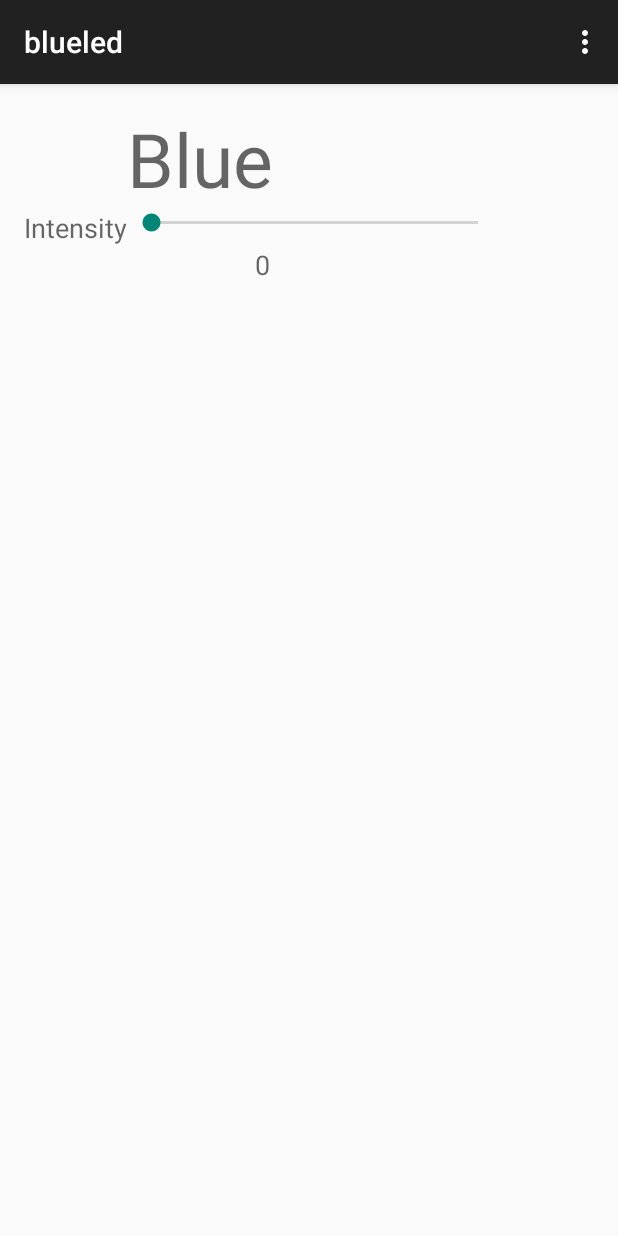
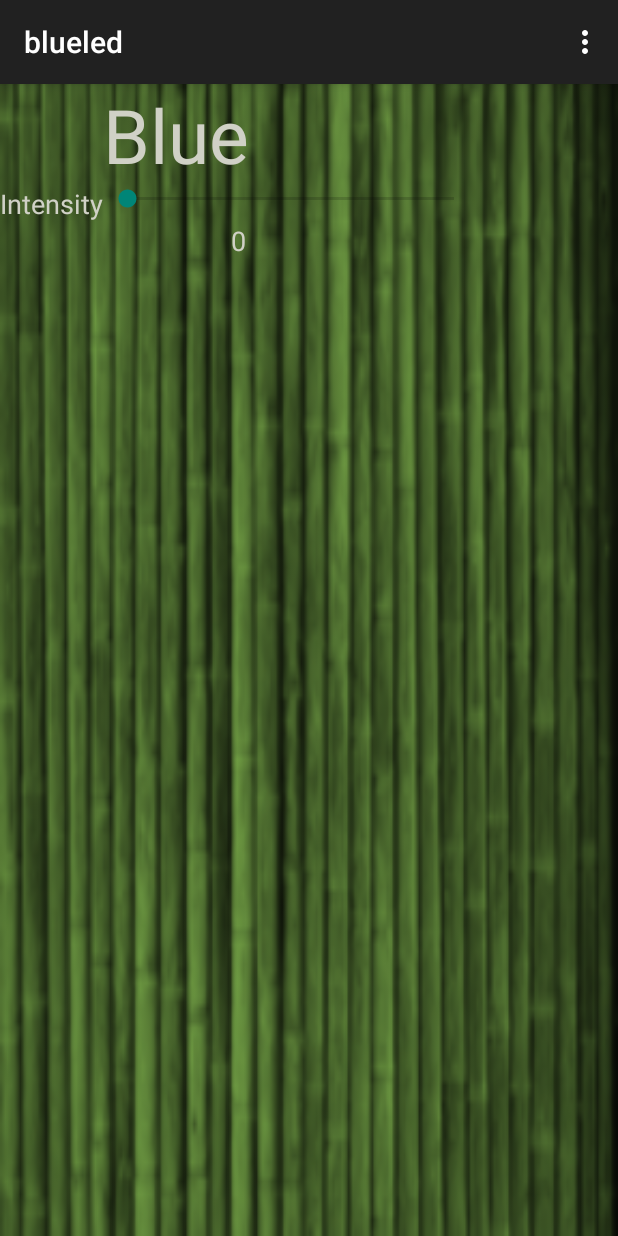
Before and after one commit to maassander/PlantuiApp, an Android app: the blueled screen opened directly, with no data from a screen before it, on a phone screen of 412 x 824 dp. Run offline under Robolectric (Android 15) with nearby library versions, the phone set to English and light mode, and no system bars.

Commit message:
Bamboo background blue and green and red layer

```diff
--- a/app/src/main/res/layout/activity_blueled.xml
+++ b/app/src/main/res/layout/activity_blueled.xml
@@ -1,10 +1,12 @@
 <RelativeLayout xmlns:android="http://schemas.android.com/apk/res/android"
     xmlns:tools="http://schemas.android.com/tools" android:layout_width="match_parent"
-    android:layout_height="match_parent" android:paddingLeft="@dimen/activity_horizontal_margin"
-    android:paddingRight="@dimen/activity_horizontal_margin"
-    android:paddingTop="@dimen/activity_vertical_margin"
-    android:paddingBottom="@dimen/activity_vertical_margin" tools:context="ap.plantuiapp.blueled">
+    android:layout_height="match_parent"  tools:context="ap.plantuiapp.blueled">
 
+    <ImageView
+        android:layout_width="fill_parent"
+        android:layout_height="fill_parent"
+        android:id="@+id/imageViewMain"
+        android:background="@drawable/bamboo"/>
     <ScrollView
         android:layout_width="wrap_content"
         android:layout_height="wrap_content"
@@ -27,7 +29,8 @@
                     android:textSize="50sp"
                     android:id="@+id/textView2"
                     android:layout_column="1"
-                    android:layout_weight="1" />
+                    android:layout_weight="1"
+                    android:textColor="#ffd0d1c6" />
 
             </TableRow>
 
@@ -41,7 +44,8 @@
                     android:layout_height="wrap_content"
                     android:textAppearance="?android:attr/textAppearanceMedium"
                     android:text="Intensity"
-                    android:id="@+id/textView3" />
+                    android:id="@+id/textView3"
+                    android:textColor="#FFD0D1C6" />
 
                 <SeekBar
                     android:layout_width="250dp"
@@ -63,7 +67,8 @@
                     android:text="0"
                     android:id="@+id/IntensityBlueLed"
                     android:layout_span="2"
-                    android:layout_gravity="center_horizontal" />
+                    android:layout_gravity="center_horizontal"
+                    android:textColor="#FFD0D1C6" />
 
             </TableRow>
 
```
Also changed, not shown: app/src/main/res/layout/activity_greenled.xml (+12 -7 lines).
